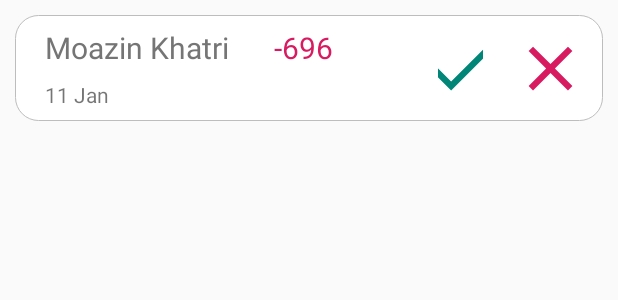
After one commit to moazin/easylend-android-app, an Android app: the layout notification_item.xml on its own in the app's theme, with its tools: preview values and no code run, on a phone screen of 412 x 824 dp. The commit adds this screen. Shown: the top 300 px of the screen. Run offline under Robolectric (Android 15) with nearby library versions, the phone set to English and light mode, and no system bars; network calls fail.

Commit message:
basic code of notification adapter done

```diff
--- a/app/src/main/java/com/example/moazin/easylend/MainActivity.java
+++ b/app/src/main/java/com/example/moazin/easylend/MainActivity.java
@@ -21,6 +21,7 @@ import android.view.View;
 import android.widget.SearchView;
 import android.widget.TextView;
 import com.example.moazin.easylend.fragments.ExchangeFragment;
+import com.example.moazin.easylend.fragments.NotificationFragment;
 import com.example.moazin.easylend.fragments.TransactionFragment;
 
 public class MainActivity extends AppCompatActivity {
@@ -30,6 +31,7 @@ public class MainActivity extends AppCompatActivity {
     // setting up these global variables so they can be used at different places
     private Fragment mExchangeFragment;
     private Fragment mTransactionFragment;
+    private Fragment mNotificationFragment;
     private DrawerLayout mDrawerLayout;
     private SharedPreferences mSharedPreferences;
 
@@ -62,6 +64,7 @@ public class MainActivity extends AppCompatActivity {
         // rather we can hook into onPause and onResume to do our things
         mExchangeFragment = new ExchangeFragment();
         mTransactionFragment = new TransactionFragment();
+        mNotificationFragment = new NotificationFragment();
 
         // grab the drawer layout so we can close it on triggers
         mDrawerLayout = findViewById(R.id.drawer_layout);
@@ -80,6 +83,9 @@ public class MainActivity extends AppCompatActivity {
                     case R.id.exchange_button:
                         mExchangeFragment = new ExchangeFragment();
                         fragmentManager.beginTransaction().replace(R.id.content_frame, mExchangeFragment).commit();
+                        break;
+                    case R.id.notification_button:
+                        fragmentManager.beginTransaction().replace(R.id.content_frame, mNotificationFragment).commit();
                         break;
                     case R.id.logout_button:
                         mSharedPreferences.edit().clear().apply();
--- /dev/null
+++ b/app/src/main/res/drawable/check_green.xml
@@ -0,0 +1,5 @@
+<vector android:height="50dp" android:tint="#008577"
+    android:viewportHeight="24.0" android:viewportWidth="24.0"
+    android:width="50dp" xmlns:android="http://schemas.android.com/apk/res/android">
+    <path android:fillColor="#FF000000" android:pathData="M9,16.17L4.83,12l-1.42,1.41L9,19 21,7l-1.41,-1.41z"/>
+</vector>
--- /dev/null
+++ b/app/src/main/res/drawable/cross_red.xml
@@ -0,0 +1,5 @@
+<vector android:height="50dp" android:tint="#D81B60"
+    android:viewportHeight="24.0" android:viewportWidth="24.0"
+    android:width="50dp" xmlns:android="http://schemas.android.com/apk/res/android">
+    <path android:fillColor="#FF000000" android:pathData="M19,6.41L17.59,5 12,10.59 6.41,5 5,6.41 10.59,12 5,17.59 6.41,19 12,13.41 17.59,19 19,17.59 13.41,12z"/>
+</vector>
--- /dev/null
+++ b/app/src/main/res/layout/notification_item.xml
@@ -0,0 +1,86 @@
+<?xml version="1.0" encoding="utf-8"?>
+<android.support.constraint.ConstraintLayout
+    xmlns:android="http://schemas.android.com/apk/res/android"
+    xmlns:app="http://schemas.android.com/apk/res-auto"
+    xmlns:tools="http://schemas.android.com/tools"
+    android:layout_height="wrap_content"
+    android:layout_width="match_parent"
+    android:paddingRight="10dp"
+    android:paddingLeft="10dp"
+    android:paddingTop="10dp">
+
+    <android.support.constraint.ConstraintLayout
+        android:id="@+id/colored_item"
+        android:layout_width="match_parent"
+        android:layout_height="wrap_content"
+        app:layout_constraintBottom_toBottomOf="parent"
+        app:layout_constraintEnd_toEndOf="parent"
+        app:layout_constraintStart_toStartOf="parent"
+        app:layout_constraintTop_toTopOf="parent"
+        android:background="@drawable/recycler_item_background">
+
+        <TextView
+            android:id="@+id/person_name"
+            android:layout_width="wrap_content"
+            android:layout_height="wrap_content"
+            android:layout_marginStart="20dp"
+            android:layout_marginTop="8dp"
+            android:fontFamily="sans-serif"
+            android:text="Moazin Khatri"
+            android:textColor="@color/font_color"
+            android:textSize="20sp"
+            app:layout_constraintStart_toStartOf="parent"
+            app:layout_constraintTop_toTopOf="parent" />
+
+        <TextView
+            android:id="@+id/transaction_exchange"
+            android:layout_width="wrap_content"
+            android:layout_height="wrap_content"
+            android:layout_marginStart="30dp"
+            android:layout_marginTop="8dp"
+            android:text="-696"
+            android:textColor="@color/colorAccent"
+            android:textSize="20sp"
+            app:layout_constraintStart_toEndOf="@+id/person_name"
+            app:layout_constraintTop_toTopOf="parent" />
+
+        <TextView
+            android:id="@+id/transaction_date"
+            android:layout_width="wrap_content"
+            android:layout_height="wrap_content"
+            android:layout_marginStart="20dp"
+            android:layout_marginTop="8dp"
+            android:layout_marginBottom="8dp"
+            android:text="11 Jan"
+            app:layout_constraintBottom_toBottomOf="parent"
+            app:layout_constraintStart_toStartOf="parent"
+            app:layout_constraintTop_toBottomOf="@+id/person_name" />
+
+        <ImageButton
+            android:id="@+id/cross_transaction"
+            android:layout_width="30dp"
+            android:layout_height="30dp"
+            android:layout_marginTop="8dp"
+            android:layout_marginEnd="20dp"
+            android:layout_marginBottom="8dp"
+            android:background="@android:color/transparent"
+            app:layout_constraintBottom_toBottomOf="parent"
+            app:layout_constraintEnd_toEndOf="parent"
+            app:layout_constraintTop_toTopOf="parent"
+            app:srcCompat="@drawable/cross_red" />
+
+        <ImageButton
+            android:id="@+id/verify_transaction"
+            android:layout_width="30dp"
+            android:layout_height="30dp"
+            android:layout_marginTop="8dp"
+            android:layout_marginEnd="30dp"
+            android:layout_marginBottom="8dp"
+            android:background="@android:color/transparent"
+            app:layout_constraintBottom_toBottomOf="parent"
+            app:layout_constraintEnd_toStartOf="@+id/cross_transaction"
+            app:layout_constraintTop_toTopOf="parent"
+            app:srcCompat="@drawable/check_green" />
+
+    </android.support.constraint.ConstraintLayout>
+</android.support.constraint.ConstraintLayout>
--- a/app/src/main/res/menu/drawer_view.xml
+++ b/app/src/main/res/menu/drawer_view.xml
@@ -5,13 +5,13 @@
             android:id="@+id/transaction_button"
             android:title="Transactions" />
         <item
-            android:id="@+id/profile_button"
-            android:title="Profile" />
-        <item
             android:id="@+id/exchange_button"
             android:title="Exchange" />
+        <item android:id="@+id/notification_button"
+            android:title="Notifications" />
         <item
             android:id="@+id/logout_button"
             android:title="Logout" />
+
     </group>
 </menu>
```
Also changed, not shown: app/src/main/java/com/example/moazin/easylend/fragments/NotificationFragment.java (added, +32 -0 lines), app/src/main/java/com/example/moazin/easylend/utilities/NotificationAdapter.java (added, +57 -0 lines), app/src/main/res/layout/fragment_notification.xml (added, +43 -0 lines).
